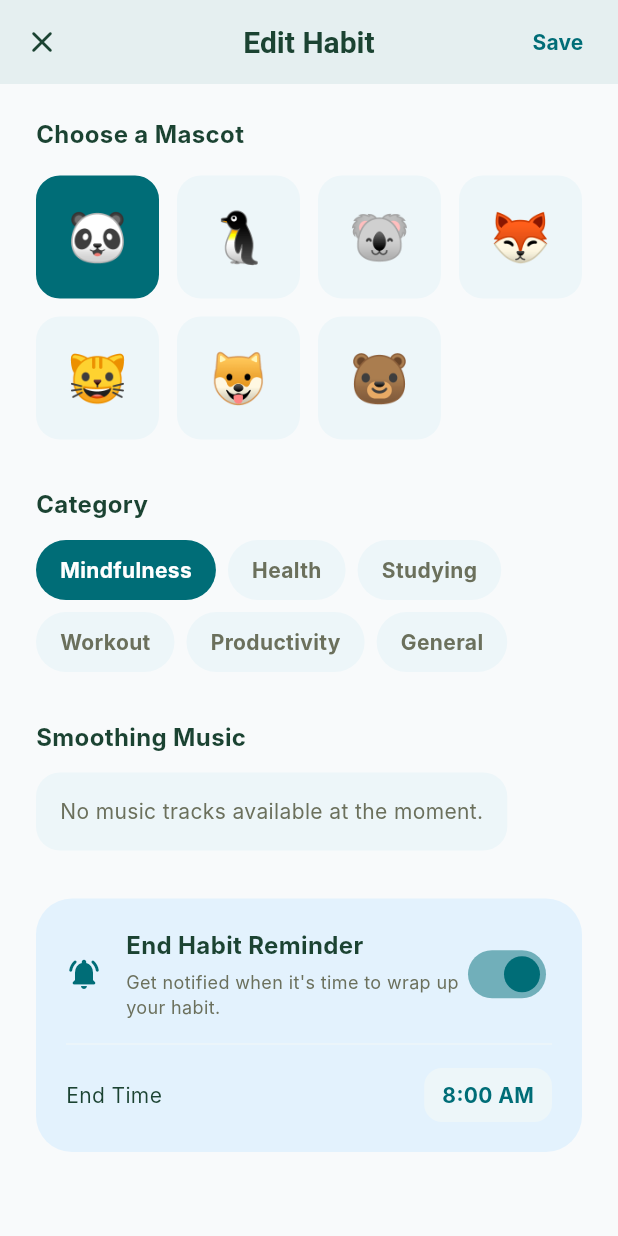
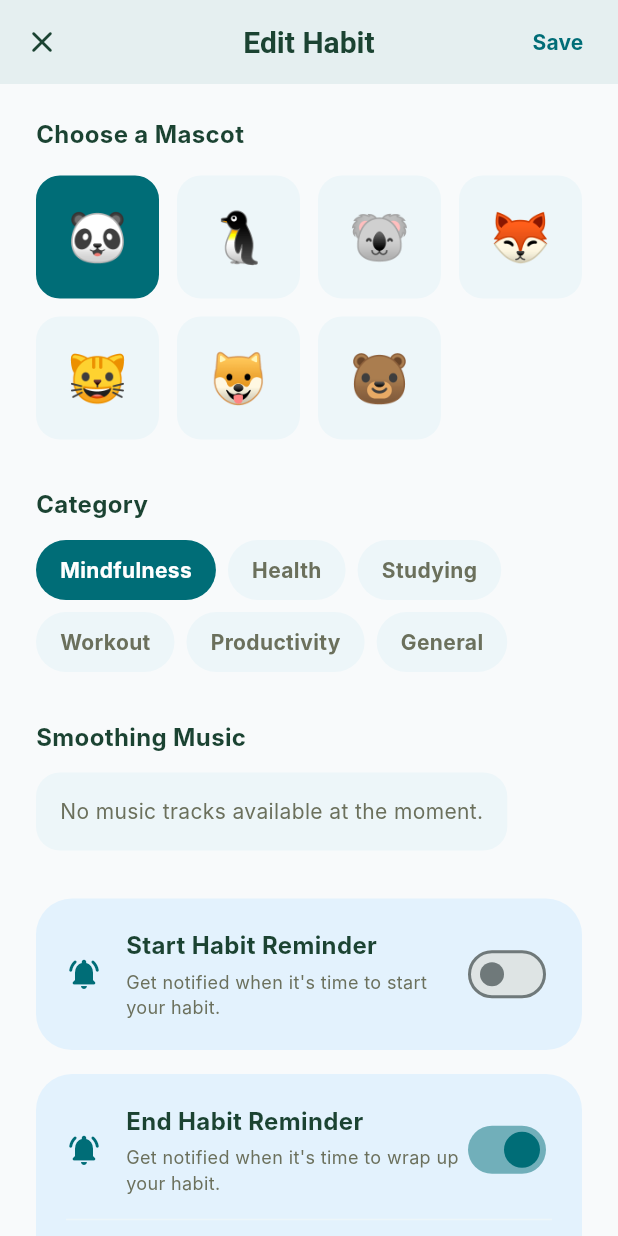
Before and after one commit to omaralaye/habitflow, a Flutter app: the AddHabitScreen screen opened directly with sample values from the repository, scrolled down 125 dp, on a phone screen of 412 x 824 dp. Run offline on Flutter 3.47's test engine with Material 3 defaults, Android fonts, the phone set to English and light mode, and no system bars; our stand-ins replace animated_notch_bottom_bar, flutter_local_notifications, flutter_timezone, supabase_flutter, timezone; missing offline and left inert: openai_dart; accounts and stored records are empty; network calls fail; Roboto replaces fonts that are missing (Inter).

Commit message:
Add start habit reminder notification functionality
- Updated HabitModel with startReminderEnabled and startReminderTime fields.
- Updated DatabaseService to handle persistence of new reminder fields in Supabase.
- Refactored NotificationService to support both start and end habit reminders with unique notification IDs.
- Enhanced AddHabitScreen UI to allow users to configure both start and end reminders.
- Updated HabitDetailScreen to ensure all habit reminders are canceled when a habit is deleted.
- Updated supabase_schema.sql to include new reminder columns.

Co-authored-by: omaralaye <199628096+omaralaye@users.noreply.github.com>

```diff
--- a/lib/models/habit_model.dart
+++ b/lib/models/habit_model.dart
@@ -22,6 +22,8 @@ class HabitModel {
   final String category;
   final bool isCompletedToday;
   final String? musicId;
+  final bool startReminderEnabled;
+  final TimeOfDay? startReminderTime;
   final bool endReminderEnabled;
   final TimeOfDay? endReminderTime;
 
@@ -61,6 +63,8 @@ class HabitModel {
     this.category = 'General',
     this.isCompletedToday = false,
     this.musicId,
+    this.startReminderEnabled = false,
+    this.startReminderTime,
     this.endReminderEnabled = true,
     this.endReminderTime,
   });
@@ -77,6 +81,8 @@ class HabitModel {
     String? category,
     bool? isCompletedToday,
     String? musicId,
+    bool? startReminderEnabled,
+    TimeOfDay? startReminderTime,
     bool? endReminderEnabled,
     TimeOfDay? endReminderTime,
   }) {
@@ -92,6 +98,8 @@ class HabitModel {
       category: category ?? this.category,
       isCompletedToday: isCompletedToday ?? this.isCompletedToday,
       musicId: musicId ?? this.musicId,
+      startReminderEnabled: startReminderEnabled ?? this.startReminderEnabled,
+      startReminderTime: startReminderTime ?? this.startReminderTime,
       endReminderEnabled: endReminderEnabled ?? this.endReminderEnabled,
       endReminderTime: endReminderTime ?? this.endReminderTime,
     );
--- a/lib/screens/add_habit_screen.dart
+++ b/lib/screens/add_habit_screen.dart
@@ -26,8 +26,10 @@ class _AddHabitScreenState extends State<AddHabitScreen> {
   MascotType _selectedMascot = MascotType.panda;
   String _selectedCategory = 'General';
   String? _selectedMusicId;
-  bool _isReminderEnabled = true;
-  TimeOfDay _selectedTime = const TimeOfDay(hour: 8, minute: 0);
+  bool _isStartReminderEnabled = false;
+  TimeOfDay _selectedStartTime = const TimeOfDay(hour: 8, minute: 0);
+  bool _isEndReminderEnabled = true;
+  TimeOfDay _selectedEndTime = const TimeOfDay(hour: 9, minute: 0);
 
   final List<String> _categories = ['Mindfulness', 'Health', 'Studying', 'Workout', 'Productivity', 'General'];
   final DatabaseService _databaseService = DatabaseService();
@@ -43,8 +45,10 @@ class _AddHabitScreenState extends State<AddHabitScreen> {
       _selectedMascot = widget.habit!.mascot;
       _selectedCategory = widget.habit!.category;
       _selectedMusicId = widget.habit!.musicId;
-      _isReminderEnabled = widget.habit!.endReminderEnabled;
-      _selectedTime = widget.habit!.endReminderTime ?? const TimeOfDay(hour: 8, minute: 0);
+      _isStartReminderEnabled = widget.habit!.startReminderEnabled;
+      _selectedStartTime = widget.habit!.startReminderTime ?? const TimeOfDay(hour: 8, minute: 0);
+      _isEndReminderEnabled = widget.habit!.endReminderEnabled;
+      _selectedEndTime = widget.habit!.endReminderTime ?? const TimeOfDay(hour: 9, minute: 0);
     }
   }
 
@@ -135,8 +139,10 @@ class _AddHabitScreenState extends State<AddHabitScreen> {
                 category: _selectedCategory,
                 isCompletedToday: widget.habit?.isCompletedToday ?? false,
                 musicId: _selectedMusicId,
-                endReminderEnabled: _isReminderEnabled,
-                endReminderTime: _selectedTime,
+                startReminderEnabled: _isStartReminderEnabled,
+                startReminderTime: _selectedStartTime,
+                endReminderEnabled: _isEndReminderEnabled,
+                endReminderTime: _selectedEndTime,
               );
 
               try {
@@ -150,7 +156,7 @@ class _AddHabitScreenState extends State<AddHabitScreen> {
 
                 if (savedHabit != null) {
                   // Schedule notification with the correct ID
-                  await NotificationService().scheduleHabitReminder(savedHabit);
+                  await NotificationService().scheduleHabitReminders(savedHabit);
                 }
 
                 if (!mounted) return;
@@ -266,7 +272,23 @@ class _AddHabitScreenState extends State<AddHabitScreen> {
             const SizedBox(height: 12),
             _buildMusicSelector(),
             const SizedBox(height: 32),
-            _buildReminderSection(),
+            _buildReminderSection(
+              title: 'Start Habit Reminder',
+              subtitle: 'Get notified when it\'s time to start your habit.',
+              isEnabled: _isStartReminderEnabled,
+              time: _selectedStartTime,
+              onToggle: (val) => setState(() => _isStartReminderEnabled = val),
+              onTimeChanged: (time) => setState(() => _selectedStartTime = time),
+            ),
+            const SizedBox(height: 16),
+            _buildReminderSection(
+              title: 'End Habit Reminder',
+              subtitle: 'Get notified when it\'s time to wrap up your habit.',
+              isEnabled: _isEndReminderEnabled,
+              time: _selectedEndTime,
+              onToggle: (val) => setState(() => _isEndReminderEnabled = val),
+              onTimeChanged: (time) => setState(() => _selectedEndTime = time),
+            ),
             const SizedBox(height: 32),
           ],
         ),
@@ -463,7 +485,14 @@ class _AddHabitScreenState extends State<AddHabitScreen> {
     );
   }
 
-  Widget _buildReminderSection() {
+  Widget _buildReminderSection({
+    required String title,
+    required String subtitle,
+    required bool isEnabled,
+    required TimeOfDay time,
+    required Function(bool) onToggle,
+    required Function(TimeOfDay) onTimeChanged,
+  }) {
     final theme = Theme.of(context);
     final isDark = ThemeService().isDarkMode;
     return Container(
@@ -483,7 +512,7 @@ class _AddHabitScreenState extends State<AddHabitScreen> {
                   crossAxisAlignment: CrossAxisAlignment.start,
                   children: [
                     Text(
-                      'End Habit Reminder',
+                      title,
                       style: TextStyle(
                         fontSize: 16,
                         fontWeight: FontWeight.bold,
@@ -492,14 +521,14 @@ class _AddHabitScreenState extends State<AddHabitScreen> {
                     ),
                     const SizedBox(height: 4),
                     Text(
-                      'Get notified when it\'s time to wrap up your habit.',
+                      subtitle,
                       style: TextStyle(fontSize: 12, color: isDark ? AppColors.darkTextSecondary : AppColors.textGrey),
                     ),
                   ],
                 ),
               ),
               Switch(
-                value: _isReminderEnabled,
+                value: isEnabled,
                 onChanged: (val) async {
                   if (val) {
                     final granted = await NotificationService().requestPermissions();
@@ -510,33 +539,29 @@ class _AddHabitScreenState extends State<AddHabitScreen> {
                       return;
                     }
                   }
-                  setState(() {
-                    _isReminderEnabled = val;
-                  });
+                  onToggle(val);
                 },
                 activeThumbColor: AppColors.primary,
               ),
             ],
           ),
-          if (_isReminderEnabled) ...[
+          if (isEnabled) ...[
             const Divider(height: 32),
             InkWell(
               onTap: () async {
                 final TimeOfDay? picked = await showTimePicker(
                   context: context,
-                  initialTime: _selectedTime,
+                  initialTime: time,
                 );
-                if (picked != null && picked != _selectedTime) {
-                  setState(() {
-                    _selectedTime = picked;
-                  });
+                if (picked != null && picked != time) {
+                  onTimeChanged(picked);
                 }
               },
               child: Row(
                 mainAxisAlignment: MainAxisAlignment.spaceBetween,
                 children: [
                   Text(
-                    'End Time',
+                    'Reminder Time',
                     style: TextStyle(
                       fontSize: 14,
                       color: theme.colorScheme.onSurface,
@@ -549,7 +574,7 @@ class _AddHabitScreenState extends State<AddHabitScreen> {
                       borderRadius: BorderRadius.circular(12),
                     ),
                     child: Text(
-                      _selectedTime.format(context),
+                      time.format(context),
                       style: const TextStyle(
                         fontWeight: FontWeight.bold,
                         color: AppColors.primary,
--- a/lib/screens/habit_detail_screen.dart
+++ b/lib/screens/habit_detail_screen.dart
@@ -75,7 +75,7 @@ class _HabitDetailScreenState extends State<HabitDetailScreen> with SingleTicker
               );
 
               if (confirm == true) {
-                await NotificationService().cancelHabitReminder(widget.habit.id);
+                await NotificationService().cancelHabitReminders(widget.habit.id);
                 await DatabaseService().deleteHabit(widget.habit.id);
                 if (mounted) {
                   Navigator.pop(context);
--- a/lib/services/database_service.dart
+++ b/lib/services/database_service.dart
@@ -292,6 +292,17 @@ class DatabaseService {
     }).length;
     final progress = ((recentCompletions / 30) * 100).toInt().clamp(0, 100);
 
+    TimeOfDay? startReminderTime;
+    if (data['start_reminder_time'] != null) {
+      final parts = (data['start_reminder_time'] as String).split(':');
+      if (parts.length >= 2) {
+        startReminderTime = TimeOfDay(
+          hour: int.parse(parts[0]),
+          minute: int.parse(parts[1]),
+        );
+      }
+    }
+
     TimeOfDay? endReminderTime;
     if (data['reminder_time'] != null) {
       final parts = (data['reminder_time'] as String).split(':');
@@ -315,12 +326,21 @@ class DatabaseService {
       category: data['category'] ?? 'General',
       isCompletedToday: isCompletedToday,
       musicId: data['music_id'],
+      startReminderEnabled: data['start_reminder_enabled'] ?? false,
+      startReminderTime: startReminderTime,
       endReminderEnabled: data['reminder_enabled'] ?? true,
       endReminderTime: endReminderTime,
     );
   }
 
   Map<String, dynamic> _habitToSupabase(HabitModel habit) {
+    String? startReminderTimeStr;
+    if (habit.startReminderTime != null) {
+      final hour = habit.startReminderTime!.hour.toString().padLeft(2, '0');
+      final minute = habit.startReminderTime!.minute.toString().padLeft(2, '0');
+      startReminderTimeStr = '$hour:$minute:00';
+    }
+
     String? endReminderTimeStr;
     if (habit.endReminderTime != null) {
       final hour = habit.endReminderTime!.hour.toString().padLeft(2, '0');
@@ -336,6 +356,8 @@ class DatabaseService {
       'mascot_level': habit.mascotLevel,
       'category': habit.category,
       'music_id': habit.musicId,
+      'start_reminder_enabled': habit.startReminderEnabled,
+      'start_reminder_time': startReminderTimeStr,
       'reminder_enabled': habit.endReminderEnabled,
       'reminder_time': endReminderTimeStr,
     };
--- a/lib/services/notification_service.dart
+++ b/lib/services/notification_service.dart
@@ -56,16 +56,50 @@ class NotificationService {
     return result ?? false;
   }
 
-  Future<void> scheduleHabitReminder(HabitModel habit) async {
-    if (!habit.endReminderEnabled || habit.endReminderTime == null) {
-      await cancelHabitReminder(habit.id);
-      return;
+  Future<void> scheduleHabitReminders(HabitModel habit) async {
+    final int baseId = habit.id.hashCode;
+    final String emoji = HabitModel.mascotToEmoji(habit.mascot);
+    final now = tz.TZDateTime.now(tz.local);
+
+    // 1. Schedule Start Reminder
+    if (habit.startReminderEnabled && habit.startReminderTime != null) {
+      var scheduledDate = tz.TZDateTime(
+        tz.local,
+        now.year,
+        now.month,
+        now.day,
+        habit.startReminderTime!.hour,
+        habit.startReminderTime!.minute,
+      );
+
+      if (scheduledDate.isBefore(now)) {
+        scheduledDate = scheduledDate.add(const Duration(days: 1));
       }
 
-    final int id = habit.id.hashCode;
-    final String emoji = HabitModel.mascotToEmoji(habit.mascot);
+      await _notificationsPlugin.zonedSchedule(
+        id: baseId,
+        title: 'Time to start! $emoji',
+        body: 'Your mascot is waiting for you to start "${habit.name}". Let\'s do this!',
+        scheduledDate: scheduledDate,
+        notificationDetails: const NotificationDetails(
+          android: AndroidNotificationDetails(
+            'habit_start_reminders',
+            'Habit Start Reminders',
+            channelDescription: 'Reminders to start your habits',
+            importance: Importance.high,
+            priority: Priority.high,
+          ),
+          iOS: DarwinNotificationDetails(),
+        ),
+        androidScheduleMode: AndroidScheduleMode.exactAllowWhileIdle,
+        matchDateTimeComponents: DateTimeComponents.time,
+      );
+    } else {
+      await _notificationsPlugin.cancel(id: baseId);
+    }
 
-    final now = tz.TZDateTime.now(tz.local);
+    // 2. Schedule End Reminder
+    if (habit.endReminderEnabled && habit.endReminderTime != null) {
       var scheduledDate = tz.TZDateTime(
         tz.local,
         now.year,
@@ -80,15 +114,15 @@ class NotificationService {
       }
 
       await _notificationsPlugin.zonedSchedule(
-      id: id,
+        id: baseId + 1,
         title: 'Time to wrap up! $emoji',
         body: 'You\'ve done great with "${habit.name}". Time to finish and reflect.',
         scheduledDate: scheduledDate,
         notificationDetails: const NotificationDetails(
           android: AndroidNotificationDetails(
-          'habit_reminders',
-          'Habit Reminders',
-          channelDescription: 'Daily reminders for your habits',
+            'habit_end_reminders',
+            'Habit End Reminders',
+            channelDescription: 'Reminders to finish your habits',
             importance: Importance.high,
             priority: Priority.high,
           ),
@@ -97,10 +131,15 @@ class NotificationService {
         androidScheduleMode: AndroidScheduleMode.exactAllowWhileIdle,
         matchDateTimeComponents: DateTimeComponents.time,
       );
+    } else {
+      await _notificationsPlugin.cancel(id: baseId + 1);
+    }
   }
 
-  Future<void> cancelHabitReminder(String habitId) async {
-    await _notificationsPlugin.cancel(id: habitId.hashCode);
+  Future<void> cancelHabitReminders(String habitId) async {
+    final int baseId = habitId.hashCode;
+    await _notificationsPlugin.cancel(id: baseId);
+    await _notificationsPlugin.cancel(id: baseId + 1);
   }
 
   Future<void> cancelAllNotifications() async {
```
Also changed, not shown: 1 other file. Lines whose indentation alone changed are shown as unchanged.
